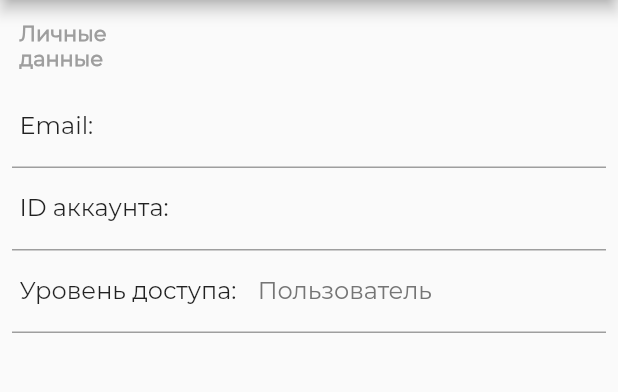
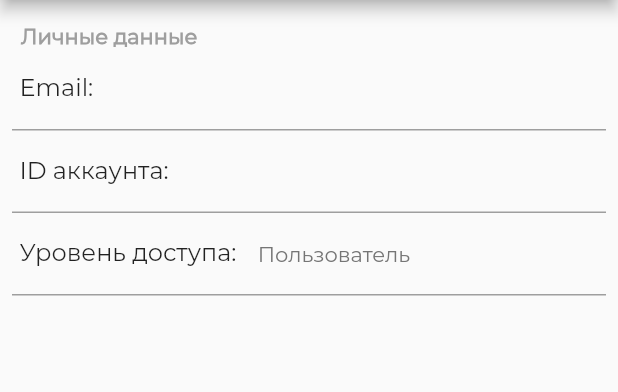
Before and after one commit to UEvents/app, a Flutter app: the PersonalDataPage screen opened directly, on a phone screen of 412 x 824 dp, the part 84-476 px from its top. Run offline on Flutter 3.47's test engine with Material 2 defaults, Android fonts, the phone set to English and light mode, and no system bars; our stand-ins replace cloud_firestore, datetime_picker_formfield, firebase_auth, flutter_form_builder, fluttertoast; accounts and stored records are empty; network calls fail; project files that could hold a hidden picture were left out.

```diff
--- a/lib/domain/events.dart
+++ /dev/null
@@ -1,26 +0,0 @@
-import 'package:uevents/data/data.dart';
-import 'package:uevents/services/database.dart';
-
-class Events
-{
-  static var toShow = DatabaseService().getEvents();
-
-  //loadData(List<String> filters) async {
-  //  var stream = DatabaseService().getEvents();
-//
-  //  stream.listen((List<Data> dataList) {
-  //    if (filters != null)
-  //        toShow = dataList.where((g) => g.organizer == filters.first);
-  //      else
-  //        toShow = dataList;
-  //    }
-  //  );
-  //}
-//
-  //Stream<Data> getData() async*
-  //{
-  //  for (var i = 0; i < toShow.length; i++)
-  //    yield toShow[i];
-  //}
-
-}
--- a/lib/services/auth.dart
+++ b/lib/services/auth.dart
@@ -2,7 +2,7 @@ import 'package:firebase_auth/firebase_auth.dart';
 import 'package:uevents/domain/user.dart';
 
 class AuthService {
-  final FirebaseAuth _fAuth = FirebaseAuth.instance;
+  FirebaseAuth _fAuth = FirebaseAuth.instance;
 
   Future<User> signInWithEmailAndPassword(String email, String password) async {
     try {
--- a/lib/widgets/landingWidgets/eventExtended.dart
+++ b/lib/widgets/landingWidgets/eventExtended.dart
@@ -24,7 +24,7 @@ import 'package:uevents/services/database.dart';
     @override
     void initState() {
       super.initState();
-      AuthService().currentUser.listen((user) { _userId = user.id; setState(() {}); });
+      AuthService().currentUser.listen((user) { if (user != null) _userId = user.id; setState(() {}); });
     }
 
     @override
--- a/lib/widgets/personalData.dart
+++ b/lib/widgets/personalData.dart
@@ -15,11 +15,13 @@ class PersonalData extends State<PersonalDataPage> {
         backgroundColor: Colors.pinkAccent,
       ),
       body: Column(children: [
-        Padding(
-            padding: const EdgeInsets.fromLTRB(13, 13, 285, 10),
-            child: Text('Личные данные',
-                style: TextStyle(
-                    color: Colors.grey[500], fontWeight: FontWeight.bold))),
+        Container(
+          alignment: Alignment.centerLeft,
+          padding: EdgeInsets.only(top: 15, left: 14),
+          child: Text('Личные данные',
+            style: TextStyle(
+                color: Colors.grey[500], fontWeight: FontWeight.bold)),
+        ),
         CustomListTile('Email:', user.email, () => {}),
         CustomListTile('ID аккаунта:', user.id, () => {}),
         CustomListTile('Уровень доступа: ', user.access.toString(), () => {})
--- a/lib/widgets/personalDataWidgets/customListTile.dart
+++ b/lib/widgets/personalDataWidgets/customListTile.dart
@@ -32,8 +32,8 @@ class CustomListTile extends StatelessWidget {
                         Padding(
                           child: Text(accountInformation,
                               style: TextStyle(
-                                  fontSize: 16, color: Colors.grey[600])),
-                          padding: EdgeInsets.all(5),
+                                  fontSize: 14, color: Colors.grey[600])),
+                          padding: EdgeInsets.only(left: 5),
                         ),
                       ],
                     ),
```
Also changed, not shown: lib/data/data.dart (+17 -6 lines), lib/domain/user.dart (+10 -5 lines), lib/screens/landing.dart (+38 -12 lines), lib/services/addEvent.dart (+12 -12 lines), lib/services/database.dart (+8 -2 lines), lib/widgets/landingWidgets/eventCard.dart (+5 -2 lines), lib/widgets/settings.dart (+6 -9 lines).
